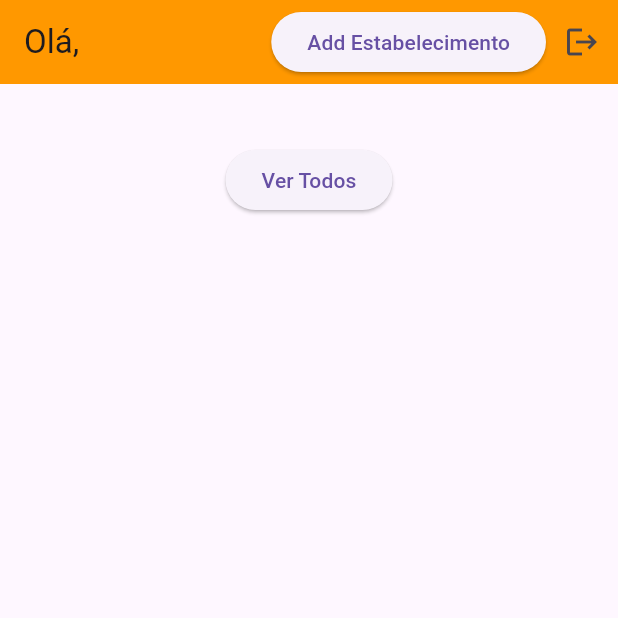
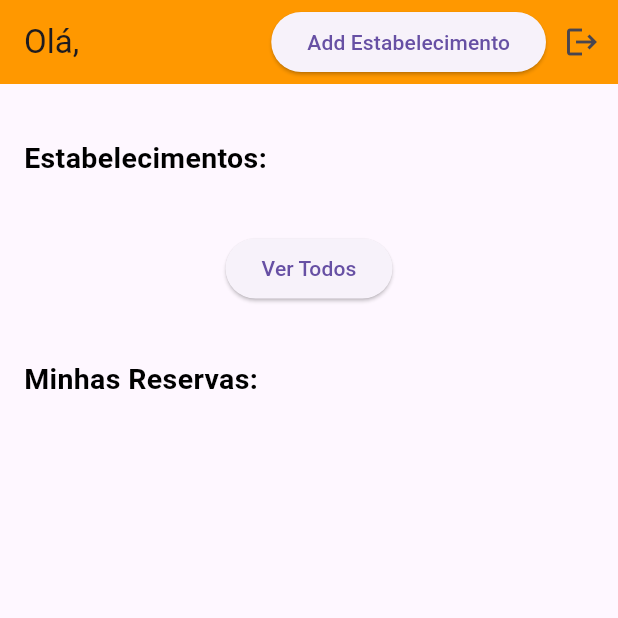
Before and after one commit to italoprobo/marquei, a Flutter app: the HomeScreen screen opened directly, on a phone screen of 412 x 824 dp, the top half of it. Run offline on Flutter 3.47's test engine with Material 3 defaults, Android fonts, the phone set to English and light mode, and no system bars; our stand-ins replace carousel_slider, flutter_dotenv, geolocator, google_maps_flutter, image_picker, supabase_flutter; accounts and stored records are empty.

Commit message:
melhorias na homepage

```diff
--- a/marquei_frontend/marquei/lib/views/home.dart
+++ b/marquei_frontend/marquei/lib/views/home.dart
@@ -79,7 +79,7 @@ class _HomeScreenState extends State<HomeScreen> {
     if (user != null) {
       final response = await Supabase.instance.client
           .from('reserva')
-          .select('id_quadra, data, hora_inicio')
+          .select('id_quadra, data, hora_inicio, hora_fim')
           .eq('id_user_auth', user.id);
 
       if (response != null && response is List) {
@@ -116,6 +116,8 @@ class _HomeScreenState extends State<HomeScreen> {
               'data': dateFormat.format(DateTime.parse(reserva['data'])),
               'hora_inicio': timeFormat.format(DateTime.parse(
                   reserva['data'] + 'T' + reserva['hora_inicio'])),
+              'hora_fim': timeFormat.format(
+                  DateTime.parse(reserva['data'] + 'T' + reserva['hora_fim'])),
               'quadra_nome': quadra?['nome'],
               'estabelecimento_nome': estabelecimento,
             };
@@ -178,6 +180,25 @@ class _HomeScreenState extends State<HomeScreen> {
       body: Column(
         children: [
           const SizedBox(height: 20),
+          const Row(
+            mainAxisAlignment: MainAxisAlignment.start,
+            children: [
+              Padding(
+                padding: EdgeInsets.all(
+                    16.0), // Opcional: adiciona algum padding ao redor
+                child: Text(
+                  'Estabelecimentos:',
+                  style: TextStyle(
+                    color: Colors.black,
+                    fontSize:
+                        19, // Ajuste o tamanho da fonte conforme necessário
+                    fontWeight:
+                        FontWeight.bold, // Opcional: ajusta o peso da fonte
+                  ),
+                ),
+              ),
+            ],
+          ),
           if (_estabelecimentos.isNotEmpty)
             CarouselSlider(
               options: CarouselOptions(
@@ -242,6 +263,25 @@ class _HomeScreenState extends State<HomeScreen> {
           ),
           const SizedBox(height: 20),
           // Exibindo as reservas
+          const Row(
+            mainAxisAlignment: MainAxisAlignment.start,
+            children: [
+              Padding(
+                padding: EdgeInsets.all(
+                    16.0), // Opcional: adiciona algum padding ao redor
+                child: Text(
+                  'Minhas Reservas:',
+                  style: TextStyle(
+                    color: Colors.black,
+                    fontSize:
+                        19, // Ajuste o tamanho da fonte conforme necessário
+                    fontWeight:
+                        FontWeight.bold, // Opcional: ajusta o peso da fonte
+                  ),
+                ),
+              ),
+            ],
+          ),
           Expanded(
             child: ListView.builder(
               itemCount: _reservas.length,
@@ -252,11 +292,12 @@ class _HomeScreenState extends State<HomeScreen> {
                   margin: const EdgeInsets.all(8.0),
                   child: ListTile(
                     title: Text(
-                        'Quadra: ${reserva['quadra_nome'] ?? 'Desconhecida'}'),
+                        'Estabelecimento: ${reserva['estabelecimento_nome'] ?? 'Desconhecido'}'),
                     subtitle: Text(
+                      'Quadra: ${reserva['quadra_nome'] ?? 'Desconhecida'}\n'
                       'Data: ${reserva['data']}\n'
-                      'Hora: ${reserva['hora_inicio']}\n'
-                      'Estabelecimento: ${reserva['estabelecimento_nome'] ?? 'Desconhecido'}',
+                      'Hora Inicial: ${reserva['hora_inicio']}\n'
+                      'Hora Final: ${reserva['hora_fim']}\n',
                       style: const TextStyle(fontSize: 16),
                     ),
                   ),
```
